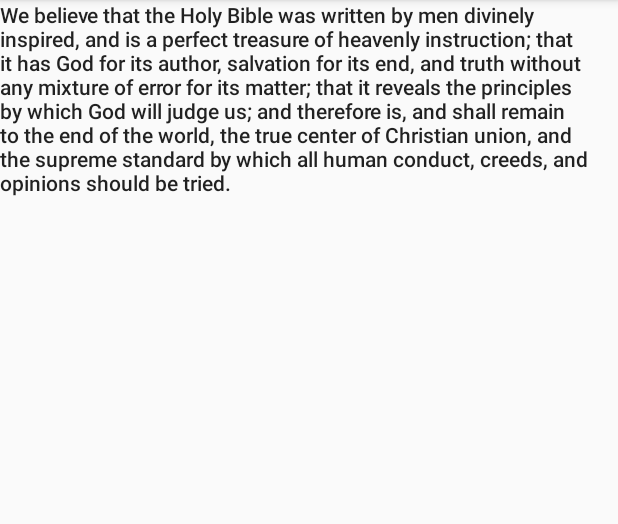
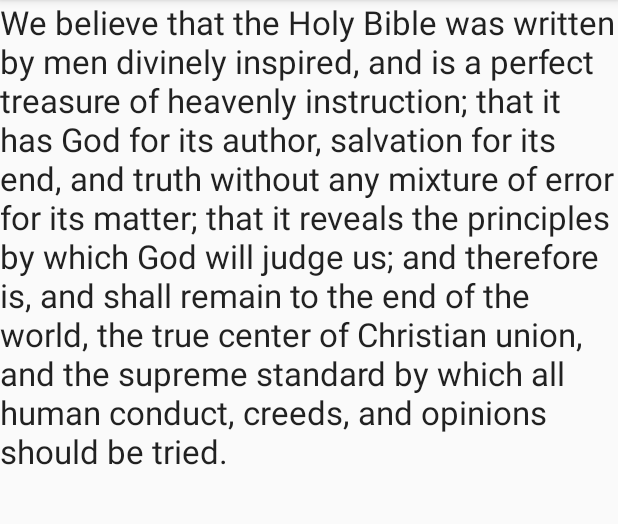
Before and after one commit to mvnaylor/WHBCConfessionofFaith, an Android app: the Section1 screen opened directly, with no data from a screen before it, on a phone screen of 412 x 824 dp, the part 84-608 px from its top. Run offline under Robolectric (Android 15) with nearby library versions, the phone set to English and light mode, and no system bars.

Commit message:
changed styles

```diff
--- a/app/src/main/res/layout/activity_section1.xml
+++ b/app/src/main/res/layout/activity_section1.xml
@@ -5,8 +5,8 @@
 
     <TextView
         android:id="@+id/textView"
-        android:layout_width="match_parent"
-        android:layout_height="wrap_content"
+        android:layout_width="wrap_content"
+        android:layout_height="match_parent"
         android:text="@string/paragraph1"
-        android:textAppearance="@style/TextAppearance.AppCompat.Body2" />
+        android:textAppearance="@android:style/TextAppearance.DeviceDefault.Large" />
 </LinearLayout>
--- a/app/src/main/res/layout/activity_section2.xml
+++ b/app/src/main/res/layout/activity_section2.xml
@@ -6,7 +6,7 @@
     <TextView
         android:id="@+id/textView"
         android:layout_width="match_parent"
-        android:layout_height="wrap_content"
+        android:layout_height="match_parent"
         android:text="@string/paragraph2"
-        android:textAppearance="@style/TextAppearance.AppCompat.Body2" />
+        android:textAppearance="@android:style/TextAppearance.DeviceDefault.Large" />
 </LinearLayout>
--- a/app/src/main/res/layout/activity_section3.xml
+++ b/app/src/main/res/layout/activity_section3.xml
@@ -6,7 +6,7 @@
     <TextView
         android:id="@+id/textView"
         android:layout_width="match_parent"
-        android:layout_height="wrap_content"
+        android:layout_height="match_parent"
         android:text="@string/paragraph3"
-        android:textAppearance="@style/TextAppearance.AppCompat.Body2" />
+        android:textAppearance="@android:style/TextAppearance.DeviceDefault.Large" />
 </LinearLayout>
```
